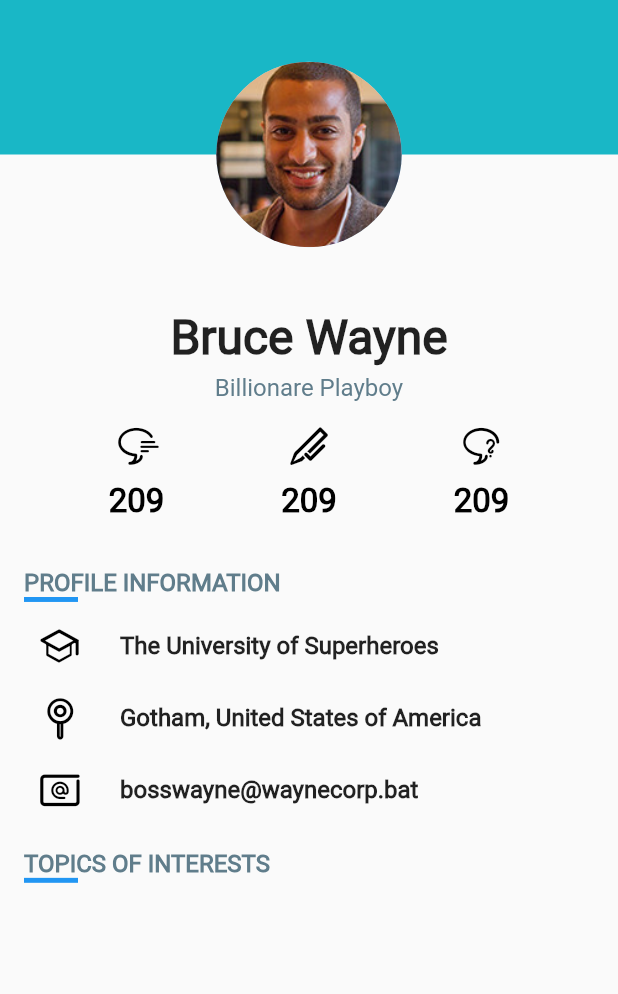
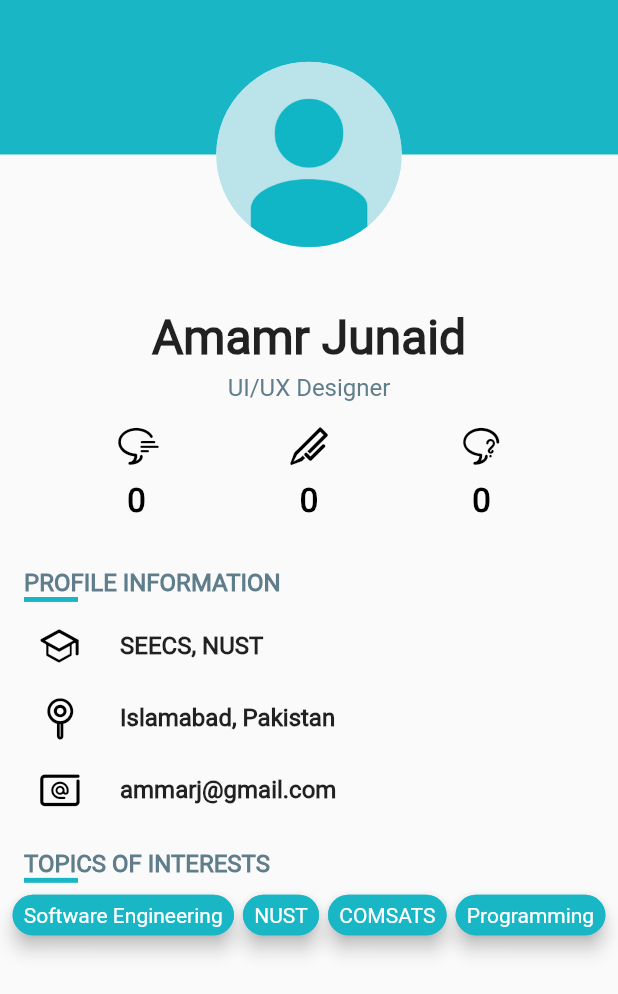
Before and after one commit to ChHannan/knctu, a Flutter app: the ProfileScreen screen opened by its route, on a phone screen of 412 x 824 dp. Shown: the top 994 px of the screen. Run offline on Flutter 3.47's test engine with Material 2 defaults, Android fonts, the phone set to English and light mode, and no system bars; drawn by our look-alikes of flutter_tags; our stand-ins replace carousel_slider, simple_animations; generated files the repository leaves out were written again; network calls fail.

Commit message:
Changed profile data

```diff
--- a/lib/Screens/profile_screen.dart
+++ b/lib/Screens/profile_screen.dart
@@ -1,7 +1,34 @@
 import 'package:flutter/material.dart';
+import 'package:flutter_tags/tag.dart';
 import 'package:knctu/Icons/knct_u_icons.dart';
 
 class ProfileScreen extends StatelessWidget {
+
+  final GlobalKey<TagsState> _tagStateKey = GlobalKey<TagsState>();
+
+  final _tags = [
+    {
+      'name': 'Software Engineering',
+      'isChecked': false,
+      'followers': 98201,
+    },
+    {
+      'name': 'NUST',
+      'isChecked': false,
+      'followers': 120829,
+    },
+    {
+      'name': 'COMSATS',
+      'isChecked': false,
+      'followers': 70102,
+    },
+    {
+      'name': 'Programming',
+      'isChecked': false,
+      'followers': 200925,
+    },
+  ];
+
   @override
   Widget build(BuildContext context) {
     return LayoutBuilder(
@@ -24,7 +51,7 @@ class ProfileScreen extends StatelessWidget {
                           alignment: Alignment.center,
                           child: CircleAvatar(
                             backgroundImage: AssetImage(
-                              'assets/images/customer-1.jpg',
+                              'assets/images/profile-avatar.jpg',
                             ),
                             radius: constraints.maxHeight * 0.075,
                           ),
@@ -41,7 +68,7 @@ class ProfileScreen extends StatelessWidget {
                     margin: const EdgeInsets.only(bottom: 5.0),
                     child: FittedBox(
                       child: Text(
-                        'Bruce Wayne',
+                        'Amamr Junaid',
                         style: TextStyle(
                           fontSize: 32,
                           fontWeight: FontWeight.bold,
@@ -52,7 +79,7 @@ class ProfileScreen extends StatelessWidget {
                   Container(
                     margin: const EdgeInsets.only(bottom: 5.0),
                     child: FittedBox(
-                      child: Text('Billionare Playboy',
+                      child: Text('UI/UX Designer',
                           style: TextStyle(
                             color: Colors.blueGrey,
                             fontSize: 16,
@@ -77,7 +104,7 @@ class ProfileScreen extends StatelessWidget {
                             ),
                             FittedBox(
                               child: Text(
-                                '209',
+                                '0',
                                 style: TextStyle(
                                   color: Colors.black,
                                   fontSize: 22,
@@ -101,7 +128,7 @@ class ProfileScreen extends StatelessWidget {
                             ),
                             FittedBox(
                               child: Text(
-                                '209',
+                                '0',
                                 style: TextStyle(
                                   color: Colors.black,
                                   fontSize: 22,
@@ -125,7 +152,7 @@ class ProfileScreen extends StatelessWidget {
                             ),
                             FittedBox(
                               child: Text(
-                                '209',
+                                '0',
                                 style: TextStyle(
                                   color: Colors.black,
                                   fontSize: 22,
@@ -145,7 +172,7 @@ class ProfileScreen extends StatelessWidget {
               ),
               Container(
                 padding:
-                    EdgeInsets.only(left: 16, right: 16, top: 16, bottom: 16),
+                EdgeInsets.only(left: 16, right: 16, top: 16, bottom: 16),
                 child: Column(
                   crossAxisAlignment: CrossAxisAlignment.start,
                   children: <Widget>[
@@ -161,7 +188,7 @@ class ProfileScreen extends StatelessWidget {
                       height: constraints.maxHeight * 0.004,
                       child: Container(
                         width: 36,
-                        color: Colors.blue,
+                        color: Color(0xFF19b7c6),
                       ),
                     ),
                     SizedBox(
@@ -185,7 +212,7 @@ class ProfileScreen extends StatelessWidget {
                         Container(
                           child: FittedBox(
                             child: Text(
-                              'The University of Superheroes',
+                              'SEECS, NUST',
                               style: TextStyle(
                                 fontSize: 16,
                                 fontWeight: FontWeight.bold,
@@ -213,7 +240,7 @@ class ProfileScreen extends StatelessWidget {
                         Container(
                           child: FittedBox(
                             child: Text(
-                              'Gotham, United States of America',
+                              'Islamabad, Pakistan',
                               style: TextStyle(
                                 fontSize: 16,
                                 fontWeight: FontWeight.bold,
@@ -241,7 +268,7 @@ class ProfileScreen extends StatelessWidget {
                         Container(
                           child: FittedBox(
                             child: Text(
-                              'bosswayne@waynecorp.bat',
+                              'ammarj@gmail.com',
                               style: TextStyle(
                                 fontSize: 16,
                                 fontWeight: FontWeight.bold,
@@ -271,12 +298,30 @@ class ProfileScreen extends StatelessWidget {
                       height: constraints.maxHeight * 0.004,
                       child: Container(
                         width: 36,
-                        color: Colors.blue,
+                        color: Color(0xFF19b7c6),
                       ),
                     ),
                   ],
                 ),
-              )
+              ),
+              Padding(
+                padding: const EdgeInsets.all(8.0),
+                child: Tags(
+                  key: _tagStateKey,
+                  columns: 3,
+                  runSpacing: 10,
+                  itemCount: _tags.length,
+                  itemBuilder: (index) {
+                    return ItemTags(
+                      key: Key(index.toString()),
+                      index: index,
+                      title: _tags[index]['name'],
+                      activeColor: Color(0xFF19b7c6),
+                      pressEnabled: false,
+                    );
+                  },
+                ),
+              ),
             ],
           ),
         );
--- a/lib/Screens/walkthrough_tag_screen.dart
+++ b/lib/Screens/walkthrough_tag_screen.dart
@@ -158,7 +158,7 @@ class _WalkthroughTagScreenState extends State<WalkthroughTagScreen> {
                         index: index,
                         title: _selectedTags[index]['name'],
                         removeButton: ItemTagsRemoveButton(),
-                        activeColor: Colors.blue,
+                        activeColor: Color(0xFF19bc76),
                         pressEnabled: false,
                         onRemoved: () {
                           setState(() {
--- a/lib/widgets/Drawer/custom_drawer.dart
+++ b/lib/widgets/Drawer/custom_drawer.dart
@@ -40,7 +40,7 @@ class CustomDrawer extends StatelessWidget {
                           ),
                           child: CircleAvatar(
                             backgroundImage: AssetImage(
-                              'assets/images/customer-1.jpg',
+                              'assets/images/profile-avatar.jpg',
                             ),
                             radius: 24,
                           ),
--- a/lib/widgets/header/search_bar.dart
+++ b/lib/widgets/header/search_bar.dart
@@ -29,7 +29,7 @@ class SearchBar extends StatelessWidget {
           ),
           child: Icon(
             Icons.search,
-            color: Colors.blue,
+            color: Color(0xFF19b7c6),
           ),
         ),
       ],
```
Also changed, not shown: lib/Screens/chat_screen.dart (+3 -8 lines), lib/Screens/login_screen.dart (+2 -12 lines), lib/Screens/signup_screen.dart (+2 -12 lines), pubspec.lock.
